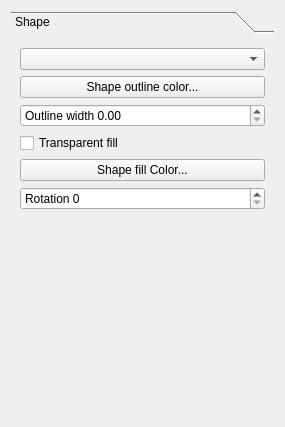
Old version of the form src/ui/qgscomposershapewidgetbase.ui in the repository qgis/QGIS.
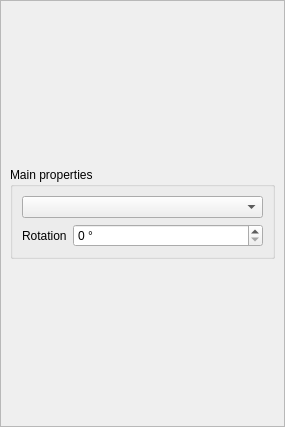
New version of the form. Custom widgets are drawn as their Qt base class.

Diff of the .ui file:
```diff
--- a/src/ui/qgscomposershapewidgetbase.ui
+++ b/src/ui/qgscomposershapewidgetbase.ui
@@ -13,85 +13,83 @@
   <property name="windowTitle">
    <string>Form</string>
   </property>
-  <layout class="QGridLayout" name="gridLayout_2">
-   <item row="0" column="0">
-    <widget class="QToolBox" name="toolBox">
-     <property name="currentIndex">
-      <number>0</number>
+  <layout class="QVBoxLayout" name="verticalLayout">
+   <property name="margin">
+    <number>0</number>
+   </property>
+   <item>
+    <widget class="QScrollArea" name="scrollArea">
+     <property name="widgetResizable">
+      <bool>true</bool>
      </property>
-     <widget class="QWidget" name="Shape">
+     <widget class="QWidget" name="scrollAreaWidgetContents">
       <property name="geometry">
        <rect>
         <x>0</x>
         <y>0</y>
-        <width>267</width>
-        <height>377</height>
+        <width>283</width>
+        <height>425</height>
        </rect>
       </property>
-      <attribute name="label">
-       <string>Shape</string>
-      </attribute>
-      <layout class="QGridLayout" name="gridLayout">
-       <item row="0" column="0">
-        <widget class="QComboBox" name="mShapeComboBox"/>
-       </item>
-       <item row="1" column="0">
-        <widget class="QPushButton" name="mOutlineColorButton">
-         <property name="text">
-          <string>Shape outline color...</string>
+      <layout class="QVBoxLayout" name="mainLayout">
+       <item>
+        <widget class="QgsCollapsibleGroupBoxBasic" name="groupBox">
+         <property name="sizePolicy">
+          <sizepolicy hsizetype="Preferred" vsizetype="Maximum">
+           <horstretch>0</horstretch>
+           <verstretch>0</verstretch>
+          </sizepolicy>
          </property>
-        </widget>
-       </item>
-       <item row="2" column="0">
-        <widget class="QDoubleSpinBox" name="mOutlineWidthSpinBox">
-         <property name="prefix">
-          <string>Outline width </string>
+         <property name="title">
+          <string>Main properties</string>
          </property>
-        </widget>
-       </item>
-       <item row="3" column="0">
-        <widget class="QCheckBox" name="mTransparentCheckBox">
-         <property name="text">
-          <string>Transparent fill</string>
+         <property name="collapsed" stdset="0">
+          <bool>false</bool>
          </property>
+         <layout class="QFormLayout" name="formLayout">
+          <property name="fieldGrowthPolicy">
+           <enum>QFormLayout::AllNonFixedFieldsGrow</enum>
+          </property>
+          <item row="0" column="0" colspan="2">
+           <widget class="QComboBox" name="mShapeComboBox"/>
+          </item>
+          <item row="1" column="0">
+           <widget class="QLabel" name="label">
+            <property name="text">
+             <string>Rotation</string>
+            </property>
+           </widget>
+          </item>
+          <item row="1" column="1">
+           <widget class="QSpinBox" name="mRotationSpinBox">
+            <property name="suffix">
+             <string> °</string>
+            </property>
+            <property name="prefix">
+             <string comment="Rotation" extracomment="Rotation"/>
+            </property>
+            <property name="maximum">
+             <number>359</number>
+            </property>
+           </widget>
+          </item>
+         </layout>
         </widget>
        </item>
-       <item row="4" column="0">
-        <widget class="QPushButton" name="mFillColorButton">
-         <property name="text">
-          <string>Shape fill Color...</string>
-         </property>
-        </widget>
-       </item>
-       <item row="5" column="0">
-        <widget class="QSpinBox" name="mRotationSpinBox">
-         <property name="prefix">
-          <string comment="Rotation" extracomment="Rotation">Rotation </string>
-         </property>
-         <property name="maximum">
-          <number>359</number>
-         </property>
-        </widget>
-       </item>
-       <item row="6" column="0">
-        <spacer name="verticalSpacer">
-         <property name="orientation">
-          <enum>Qt::Vertical</enum>
-         </property>
-         <property name="sizeHint" stdset="0">
-          <size>
-           <width>20</width>
-           <height>40</height>
-          </size>
-         </property>
-        </spacer>
-       </item>
       </layout>
      </widget>
     </widget>
    </item>
   </layout>
  </widget>
+ <customwidgets>
+  <customwidget>
+   <class>QgsCollapsibleGroupBoxBasic</class>
+   <extends>QGroupBox</extends>
+   <header location="global">qgscollapsiblegroupbox.h</header>
+   <container>1</container>
+  </customwidget>
+ </customwidgets>
  <resources/>
  <connections/>
 </ui>
```
